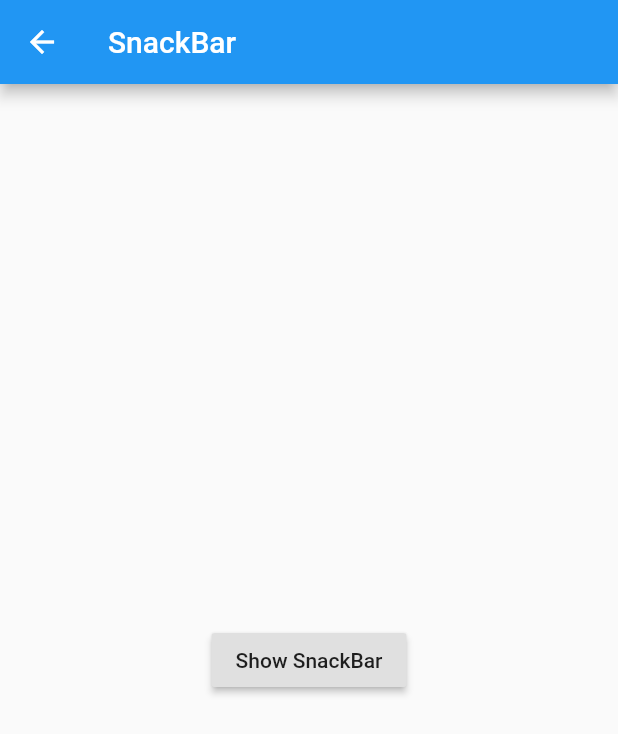
After one commit to c004245/Flutter-bloc, a Flutter app: the screen it shows after launch, after a tap on "SnackBar", on a phone screen of 412 x 824 dp. The commit adds this screen. Shown: the top 734 px of the screen. Run offline on Flutter 3.47's test engine with Material 2 defaults, Android fonts, the phone set to English and light mode, and no system bars.

Commit message:
SnackBar

```diff
--- /dev/null
+++ b/lib/MySnackBar.dart
@@ -0,0 +1,32 @@
+import 'package:flutter/material.dart';
+
+class MySnackBar extends StatefulWidget {
+  @override
+  _MySnackBarState createState() => _MySnackBarState();
+}
+
+class _MySnackBarState extends State<MySnackBar> {
+  @override
+  Widget build(BuildContext context) {
+    return Scaffold(
+        appBar: AppBar(
+          title: Text('SnackBar'),
+        ),
+        body: Builder(
+          builder: (context) => Center(
+            child: RaisedButton(
+              onPressed: () {
+                final snackBar = SnackBar(
+                  content: Text('메일이 삭제 되었습니다'),
+                  action: SnackBarAction(label: '취소', onPressed: () {
+
+                  }),
+                );
+                Scaffold.of(context).showSnackBar(snackBar);
+              },
+              child: Text('Show SnackBar'),
+            ),
+          ),
+        ));
+  }
+}
--- a/lib/main.dart
+++ b/lib/main.dart
@@ -2,6 +2,7 @@ import 'package:flutter/material.dart';
 import 'package:flutter_bloc/MyAnimatedContainer.dart';
 import 'package:flutter_bloc/MyAnimatedOpacity.dart';
 import 'package:flutter_bloc/MyDrawer.dart';
+import 'package:flutter_bloc/MySnackBar.dart';
 
 void main() => runApp(MyApp());
 
@@ -65,6 +66,13 @@ class _MyHomePageState extends State<MyHomePage> {
             Navigator.push(context,
             MaterialPageRoute(builder: (context) => MyDrawer()));
           },
+        ),
+        ListTile(
+          title: Text('SnackBar'),
+          onTap: () {
+            Navigator.push(context,
+            MaterialPageRoute(builder: (context) => MySnackBar()));
+          },
         )
       ],
     );
```
